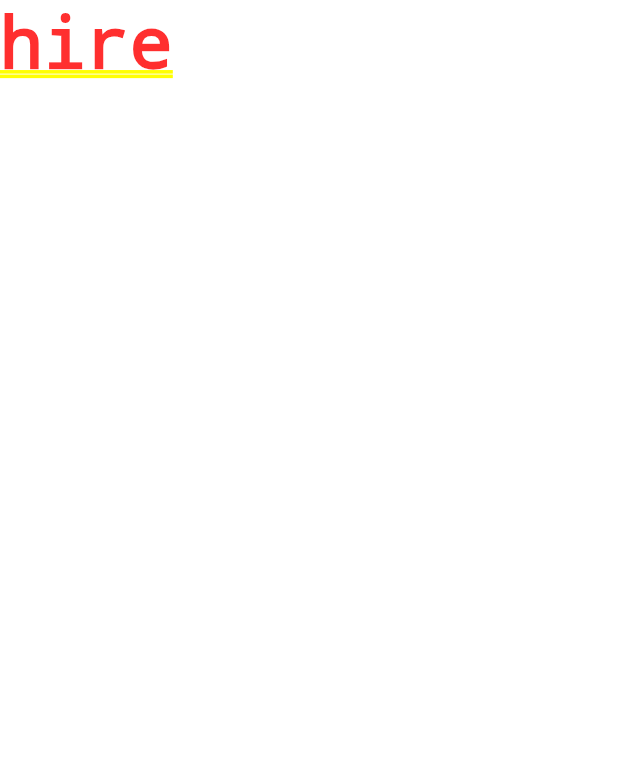
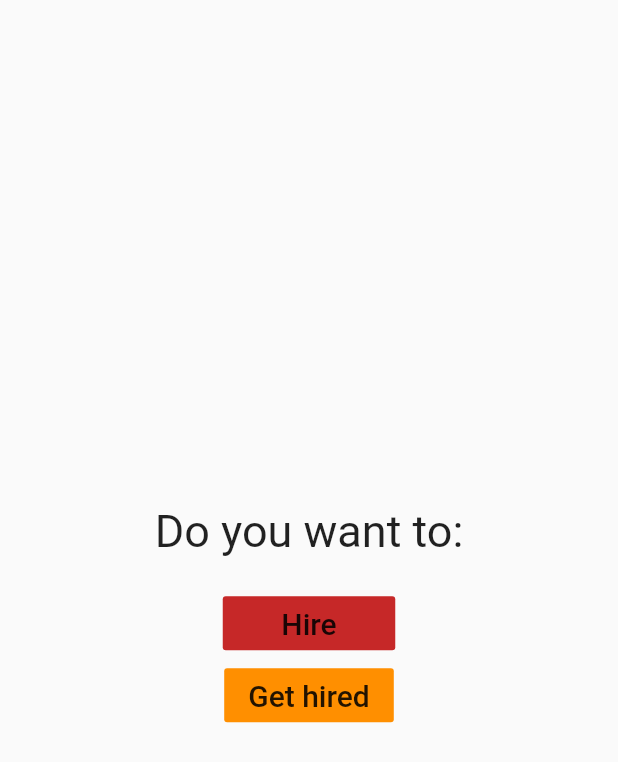
Before and after one commit to Aharshi16/domestic-pal, a Flutter app: the screen it shows after launch, on a phone screen of 412 x 824 dp. Shown: the top 762 px of the screen. Run offline on Flutter 3.47's test engine with Material 2 defaults, Android fonts, the phone set to English and light mode, and no system bars.

Commit message:
hire design trial

```diff
--- a/lib/screens/hire/hire.dart
+++ b/lib/screens/hire/hire.dart
@@ -3,8 +3,37 @@ import 'package:flutter/material.dart';
 class Hire extends StatelessWidget {
   @override
   Widget build(BuildContext context) {
-    return Container(
-      child: Text('hire'),
-    );
+    return Scaffold(
+        body: Center(
+      child: Column(
+        mainAxisAlignment: MainAxisAlignment.center,
+        //crossAxisAlignment: CrossAxisAlignment.center,
+        children: <Widget>[
+          Text(
+            'Do you want to:',
+            style: TextStyle(fontSize: 30.0),
+          ),
+          SizedBox(height: 20.0),
+          FlatButton(
+            onPressed: () {},
+            minWidth: 115.0,
+            color: Colors.red[800],
+            child: Text(
+              'Hire',
+              style: TextStyle(fontSize: 20.0),
+            ),
+          ),
+          FlatButton(
+            onPressed: () {},
+            minWidth: 60.0,
+            color: Colors.amber[800],
+            child: Text(
+              'Get hired',
+              style: TextStyle(fontSize: 20.0),
+            ),
+          )
+        ],
+      ),
+    ));
   }
 }
```
